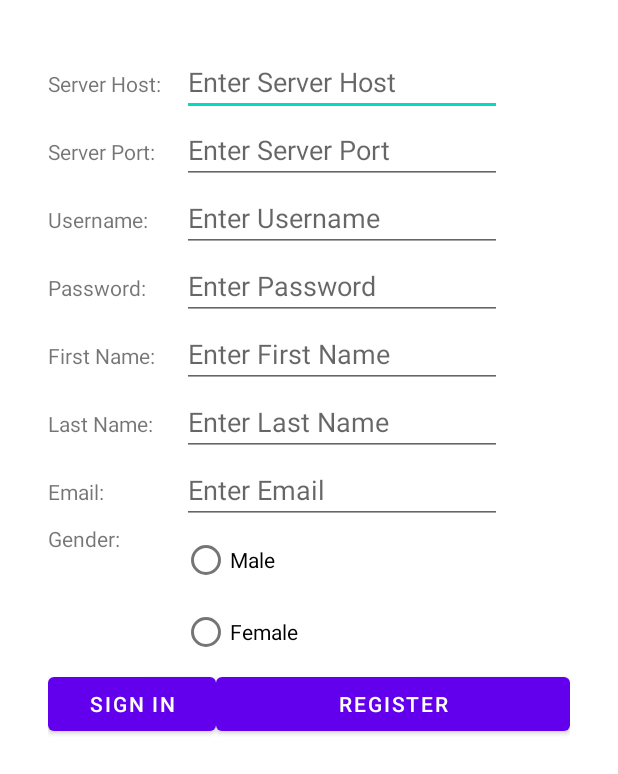
After one commit to prestondavid99/FamilyMapClient, an Android app: the layout fragment_login.xml on its own in the app's theme, with its tools: preview values and no code run, on a phone screen of 412 x 824 dp. The commit adds this screen. Shown: the top 774 px of the screen. Run offline under Robolectric (Android 15) with nearby library versions, the phone set to English and light mode, and no system bars.

Commit message:
First Legitimate Commit

```diff
--- a/app/build.gradle
+++ b/app/build.gradle
@@ -35,6 +35,7 @@ dependencies {
     implementation files('libs\\FMSTestingObf.jar')
     implementation files('libs\\gson-2.8.6.jar')
     implementation files('libs\\shared.jar')
+    implementation 'androidx.legacy:legacy-support-v4:1.0.0'
     testImplementation 'junit:junit:4.13.2'
     androidTestImplementation 'androidx.test.ext:junit:1.1.3'
     androidTestImplementation 'androidx.test.espresso:espresso-core:3.4.0'
--- a/app/src/main/java/com/example/familymapclient/LoginFragment.java
+++ b/app/src/main/java/com/example/familymapclient/LoginFragment.java
@@ -1,4 +1,67 @@
 package com.example.familymapclient;
 
-public class LoginFragment {
+import android.os.Bundle;
+
+import androidx.fragment.app.Fragment;
+
+import android.view.LayoutInflater;
+import android.view.View;
+import android.view.ViewGroup;
+import android.widget.EditText;
+
+/**
+ * A simple {@link Fragment} subclass.
+ * Use the {@link LoginFragment#newInstance} factory method to
+ * create an instance of this fragment.
+ */
+public class LoginFragment extends Fragment {
+
+    // TODO: Rename parameter arguments, choose names that match
+    // the fragment initialization parameters, e.g. ARG_ITEM_NUMBER
+    private static final String ARG_PARAM1 = "param1";
+    private static final String ARG_PARAM2 = "param2";
+
+    // TODO: Rename and change types of parameters
+    private String mParam1;
+    private String mParam2;
+
+    public LoginFragment() {
+
+    }
+
+    /**
+     * Use this factory method to create a new instance of
+     * this fragment using the provided parameters.
+     *
+     * @param param1 Parameter 1.
+     * @param param2 Parameter 2.
+     * @return A new instance of fragment LoginFragment.
+     */
+    // TODO: Rename and change types and number of parameters
+    public static LoginFragment newInstance(String param1, String param2) {
+        LoginFragment fragment = new LoginFragment();
+        Bundle args = new Bundle();
+        args.putString(ARG_PARAM1, param1);
+        args.putString(ARG_PARAM2, param2);
+        fragment.setArguments(args);
+        return fragment;
+    }
+
+    @Override
+    public void onCreate(Bundle savedInstanceState) {
+        super.onCreate(savedInstanceState);
+        if (getArguments() != null) {
+            mParam1 = getArguments().getString(ARG_PARAM1);
+            mParam2 = getArguments().getString(ARG_PARAM2);
+        }
+    }
+
+    @Override
+    public View onCreateView(LayoutInflater inflater, ViewGroup container,
+                             Bundle savedInstanceState) {
+        View view = inflater.inflate(R.layout.fragment_login, container, false);
+        EditText serverHost = view.findViewById(R.id.serverHost);
+
+        return view;
+    }
 }
--- a/app/src/main/java/com/example/familymapclient/ServerProxy.java
+++ b/app/src/main/java/com/example/familymapclient/ServerProxy.java
@@ -1,7 +1,12 @@
 package com.example.familymapclient;
 import com.google.gson.Gson;
+
+import requestresult.EventResult;
 import requestresult.LoginRequest;
 import requestresult.LoginResult;
+import requestresult.PersonResult;
+import requestresult.RegisterRequest;
+import requestresult.RegisterResult;
 
 
 import java.io.*;
@@ -25,17 +30,11 @@ public class ServerProxy {
             // Indicate that this request will contain an HTTP request body
             http.setDoOutput(true);
 
-
-            // Specify that we would like to receive the server's response in JSON
-            // format by putting an HTTP "Accept" header on the request (this is not
-            // necessary because our server only returns JSON responses, but it
-            // provides one more example of how to add a header to an HTTP request).
-            http.addRequestProperty("Accept", "application/json");
-
             // Connect to the server and send the HTTP request
             http.connect();
 
-            String reqData = http.getRequestMethod(); // TODO : Is this correct ? (lines 60-69)
+            Gson gson = new Gson();
+            String reqData = gson.toJson(r);
             // Get the output stream containing the HTTP request body
             OutputStream reqBody = http.getOutputStream();
 
@@ -46,14 +45,10 @@ public class ServerProxy {
             // request is complete
             reqBody.close();
 
-            Gson gson = new Gson();
-            LoginRequest loginRequest;
-
             // By the time we get here, the HTTP response has been received from the server.
             // Check to make sure that the HTTP response from the server contains a 200
             // status code, which means "success".  Treat anything else as a failure.
             if (http.getResponseCode() == HttpURLConnection.HTTP_OK) {
-
                 // Get the input stream containing the HTTP response body
                 InputStream respBody = http.getInputStream();
 
@@ -88,7 +83,7 @@ public class ServerProxy {
         return null;
     }
 
-    private static void getPeople(String serverHost, String serverPort, String authToken) {
+    private static PersonResult getPeople(String serverHost, String serverPort, String authToken) {
 
         try {
             URL url = new URL("http://" + serverHost + ":" + serverPort + "/person");
@@ -99,17 +94,25 @@ public class ServerProxy {
 
             http.setDoOutput(false);
 
-            http.addRequestProperty("Authorization", authToken); // TODO : What do I put instead of this hardcoded authToken?
+            http.addRequestProperty("Authorization", authToken);
 
             http.addRequestProperty("Accept", "application/json");
 
             http.connect();
 
+            Gson gson = new Gson();
             if (http.getResponseCode() == HttpURLConnection.HTTP_OK) {
-                System.out.println("User successfully registered.");
+                // Get the input stream containing the HTTP response body
+                InputStream respBody = http.getInputStream();
+
+                // Extract JSON data from the HTTP response body
+                String respData = readString(respBody);
+                PersonResult result = gson.fromJson(respData, PersonResult.class);
+                // Display the JSON data returned from the server
+                System.out.println(respData);
+                return result;
             }
             else {
-
                 // The HTTP response status code indicates an error
                 // occurred, so print out the message from the HTTP response
                 System.out.println("ERROR: " + http.getResponseMessage());
@@ -119,18 +122,21 @@ public class ServerProxy {
 
                 // Extract data from the HTTP response body
                 String respData = readString(respBody);
+                PersonResult result = gson.fromJson(respData, PersonResult.class);
 
                 // Display the data returned from the server
                 System.out.println(respData);
+                return result;
             }
         }
         catch (IOException e) {
             // An exception was thrown, so display the exception's stack trace
             e.printStackTrace();
         }
+        return null;
     }
 
-    private static void getEvents(String serverHost, String serverPort, String authToken) {
+    private static EventResult getEvents(String serverHost, String serverPort, String authToken) {
 
         try {
             URL url = new URL("http://" + serverHost + ":" + serverPort + "/event");
@@ -141,17 +147,25 @@ public class ServerProxy {
 
             http.setDoOutput(false);
 
-            http.addRequestProperty("Authorization", authToken); // TODO : What do I put instead of this hardcoded authToken?
+            http.addRequestProperty("Authorization", authToken);
 
             http.addRequestProperty("Accept", "application/json");
 
             http.connect();
 
+            Gson gson = new Gson();
             if (http.getResponseCode() == HttpURLConnection.HTTP_OK) {
-                System.out.println("User successfully registered.");
+                // Get the input stream containing the HTTP response body
+                InputStream respBody = http.getInputStream();
+
+                // Extract JSON data from the HTTP response body
+                String respData = readString(respBody);
+                EventResult result = gson.fromJson(respData, EventResult.class);
+                // Display the JSON data returned from the server
+                System.out.println(respData);
+                return result;
             }
             else {
-
                 // The HTTP response status code indicates an error
                 // occurred, so print out the message from the HTTP response
                 System.out.println("ERROR: " + http.getResponseMessage());
@@ -161,18 +175,21 @@ public class ServerProxy {
 
                 // Extract data from the HTTP response body
                 String respData = readString(respBody);
+                EventResult result = gson.fromJson(respData, EventResult.class);
 
                 // Display the data returned from the server
                 System.out.println(respData);
+                return result;
             }
         }
         catch (IOException e) {
             // An exception was thrown, so display the exception's stack trace
             e.printStackTrace();
         }
+        return null;
     }
 
-    private static void register(String serverHost, String serverPort) {
+    private static RegisterResult register(String serverHost, String serverPort, RegisterRequest r) {
         try {
             URL url = new URL("http://" + serverHost + ":" + serverPort + "/user/register");
 
@@ -186,19 +203,24 @@ public class ServerProxy {
 
             http.connect();
 
-            String reqData = http.getRequestMethod(); // TODO : Is this correct ? (lines 60-69)
+            Gson gson = new Gson();
+            String reqData = gson.toJson(r);
             // Get the output stream containing the HTTP request body
             OutputStream reqBody = http.getOutputStream();
 
             // Write the JSON data to the request body
             writeString(reqData, reqBody);
 
-            // Close the request body output stream, indicating that the
-            // request is complete
-            reqBody.close();
+            if (http.getResponseCode() == HttpURLConnection.HTTP_OK) {
+                // Get the input stream containing the HTTP response body
+                InputStream respBody = http.getInputStream();
 
-            if (http.getResponseCode() == HttpURLConnection.HTTP_OK) {
-                System.out.println("User successfully registered.");
+                // Extract JSON data from the HTTP response body
+                String respData = readString(respBody);
+                RegisterResult result = gson.fromJson(respData, RegisterResult.class);
+                // Display the JSON data returned from the server
+                System.out.println(respData);
+                return result;
             }
             else {
 
@@ -211,15 +233,18 @@ public class ServerProxy {
 
                 // Extract data from the HTTP response body
                 String respData = readString(respBody);
+                RegisterResult result = gson.fromJson(respData, RegisterResult.class);
 
                 // Display the data returned from the server
                 System.out.println(respData);
+                return result;
             }
         }
         catch (IOException e) {
             // An exception was thrown, so display the exception's stack trace
             e.printStackTrace();
         }
+        return null;
     }
 
 
--- /dev/null
+++ b/app/src/main/res/layout/fragment_login.xml
@@ -0,0 +1,195 @@
+<?xml version="1.0" encoding="utf-8"?>
+<FrameLayout xmlns:android="http://schemas.android.com/apk/res/android"
+    xmlns:tools="http://schemas.android.com/tools"
+    android:layout_width="match_parent"
+    android:layout_height="match_parent"
+    tools:context=".LoginFragment">
+
+    <TableLayout
+        android:layout_width="match_parent"
+        android:layout_height="match_parent"
+        android:padding="32dp">
+
+        <TableRow
+            android:layout_width="match_parent"
+            android:layout_height="match_parent">
+
+            <TextView
+                android:id="@+id/serverHost"
+                android:layout_width="wrap_content"
+                android:layout_height="wrap_content"
+                android:text="@string/server_host" />
+
+            <EditText
+                android:id="@+id/editTextTextPersonName"
+                android:layout_width="wrap_content"
+                android:layout_height="wrap_content"
+                android:ems="10"
+                android:hint="@string/enter_server_host"
+                android:inputType="textPersonName" />
+        </TableRow>
+
+        <TableRow
+            android:layout_width="match_parent"
+            android:layout_height="match_parent">
+
+            <TextView
+                android:id="@+id/textView3"
+                android:layout_width="wrap_content"
+                android:layout_height="wrap_content"
+                android:text="@string/server_port" />
+
+            <EditText
+                android:id="@+id/editTextTextPersonName2"
+                android:layout_width="wrap_content"
+                android:layout_height="wrap_content"
+                android:ems="10"
+                android:hint="@string/enter_server_port"
+                android:inputType="textPersonName" />
+        </TableRow>
+
+        <TableRow
+            android:layout_width="match_parent"
+            android:layout_height="match_parent">
+
+            <TextView
+                android:id="@+id/textView4"
+                android:layout_width="wrap_content"
+                android:layout_height="wrap_content"
+                android:text="@string/username" />
+
+            <EditText
+                android:id="@+id/editTextTextPersonName3"
+                android:layout_width="wrap_content"
+                android:layout_height="wrap_content"
+                android:ems="10"
+                android:hint="@string/enter_username"
+                android:inputType="textPersonName" />
+        </TableRow>
+
+        <TableRow
+            android:layout_width="match_parent"
+            android:layout_height="match_parent">
+
+            <TextView
+                android:id="@+id/textView5"
+                android:layout_width="wrap_content"
+                android:layout_height="wrap_content"
+                android:text="@string/password" />
+
+            <EditText
+                android:id="@+id/editTextTextPersonName4"
+                android:layout_width="wrap_content"
+                android:layout_height="wrap_content"
+                android:ems="10"
+                android:hint="@string/enter_password"
+                android:inputType="textPersonName" />
+        </TableRow>
+
+        <TableRow
+            android:layout_width="match_parent"
+            android:layout_height="match_parent">
+
+            <TextView
+                android:id="@+id/textView6"
+                android:layout_width="wrap_content"
+                android:layout_height="wrap_content"
+                android:text="@string/first_name" />
+
+            <EditText
+                android:id="@+id/editTextTextPersonName5"
+                android:layout_width="wrap_content"
+                android:layout_height="wrap_content"
+                android:ems="10"
+                android:hint="@string/enter_first_name"
+                android:inputType="textPersonName" />
+        </TableRow>
+
+        <TableRow
+            android:layout_width="match_parent"
+            android:layout_height="match_parent">
+
+            <TextView
+                android:id="@+id/textView7"
+                android:layout_width="wrap_content"
+                android:layout_height="wrap_content"
+                android:text="@string/last_name" />
+
+            <EditText
+                android:id="@+id/editTextTextPersonName6"
+                android:layout_width="wrap_content"
+                android:layout_height="wrap_content"
+                android:ems="10"
+                android:hint="@string/enter_last_name"
+                android:inputType="textPersonName" />
+        </TableRow>
+
+        <TableRow
+            android:layout_width="match_parent"
+            android:layout_height="match_parent">
+
+            <TextView
+                android:id="@+id/textView8"
+                android:layout_width="wrap_content"
+                android:layout_height="wrap_content"
+                android:text="@string/email" />
+
+            <EditText
+                android:id="@+id/editTextTextPersonName7"
+                android:layout_width="wrap_content"
+                android:layout_height="wrap_content"
+                android:ems="10"
+                android:hint="@string/enter_email"
+                android:inputType="textPersonName" />
+        </TableRow>
+
+        <TableRow
+            android:layout_width="match_parent"
+            android:layout_height="match_parent">
+
+            <TextView
+                android:id="@+id/textView9"
+                android:layout_width="wrap_content"
+                android:layout_height="wrap_content"
+                android:text="@string/gender" />
+
+            <RadioGroup
+                android:layout_width="wrap_content"
+                android:layout_height="wrap_content">
+
+                <RadioButton
+                    android:id="@+id/radioButton"
+                    android:layout_width="match_parent"
+                    android:layout_height="wrap_content"
+                    android:text="Male" />
+
+                <RadioButton
+                    android:id="@+id/radioButton2"
+                    android:layout_width="match_parent"
+                    android:layout_height="wrap_content"
+                    android:text="Female" />
+            </RadioGroup>
+        </TableRow>
+
+        <TableRow
+            android:layout_width="match_parent"
+            android:layout_height="match_parent" >
+
+            <Button
+                android:id="@+id/button2"
+                android:layout_width="wrap_content"
+                android:layout_height="wrap_content"
+                android:layout_weight="1"
+                android:text="Sign In" />
+
+            <Button
+                android:id="@+id/button3"
+                android:layout_width="wrap_content"
+                android:layout_height="wrap_content"
+                android:layout_weight="1"
+                android:text="Register" />
+
+        </TableRow>
+    </TableLayout>
+
+</FrameLayout>
--- a/app/src/main/res/values/strings.xml
+++ b/app/src/main/res/values/strings.xml
@@ -1,3 +1,20 @@
 <resources>
     <string name="app_name">FamilyMapClient</string>
+    <!-- TODO: Remove or change this placeholder text -->
+    <string name="hello_blank_fragment">Hello blank fragment</string>
+    <string name="server_host">Server Host:</string>
+    <string name="enter_server_host">Enter Server Host</string>
+    <string name="server_port">Server Port:</string>
+    <string name="enter_server_port">Enter Server Port</string>
+    <string name="username">Username:</string>
+    <string name="enter_username">Enter Username</string>
+    <string name="password">Password:</string>
+    <string name="enter_password">Enter Password</string>
+    <string name="first_name">First Name:</string>
+    <string name="enter_first_name">Enter First Name</string>
+    <string name="last_name">Last Name:</string>
+    <string name="enter_last_name">Enter Last Name</string>
+    <string name="email">Email:</string>
+    <string name="enter_email">Enter Email</string>
+    <string name="gender">Gender:</string>
 </resources>
```
